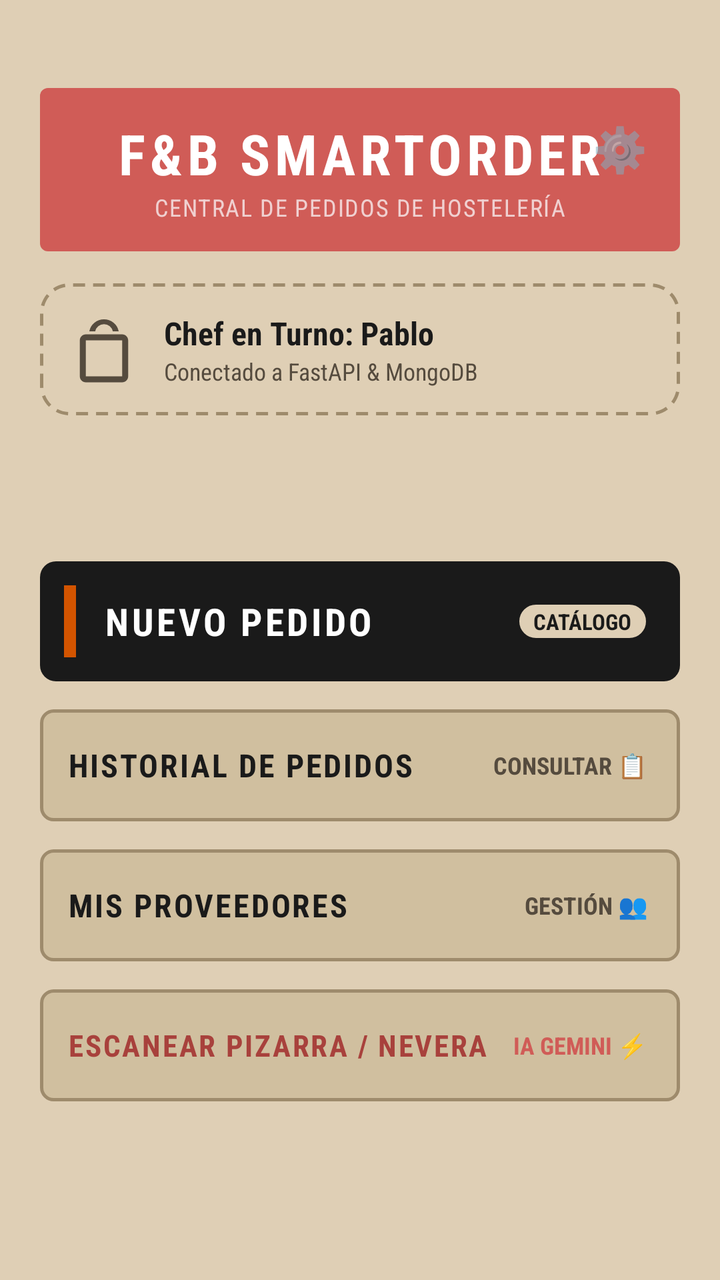
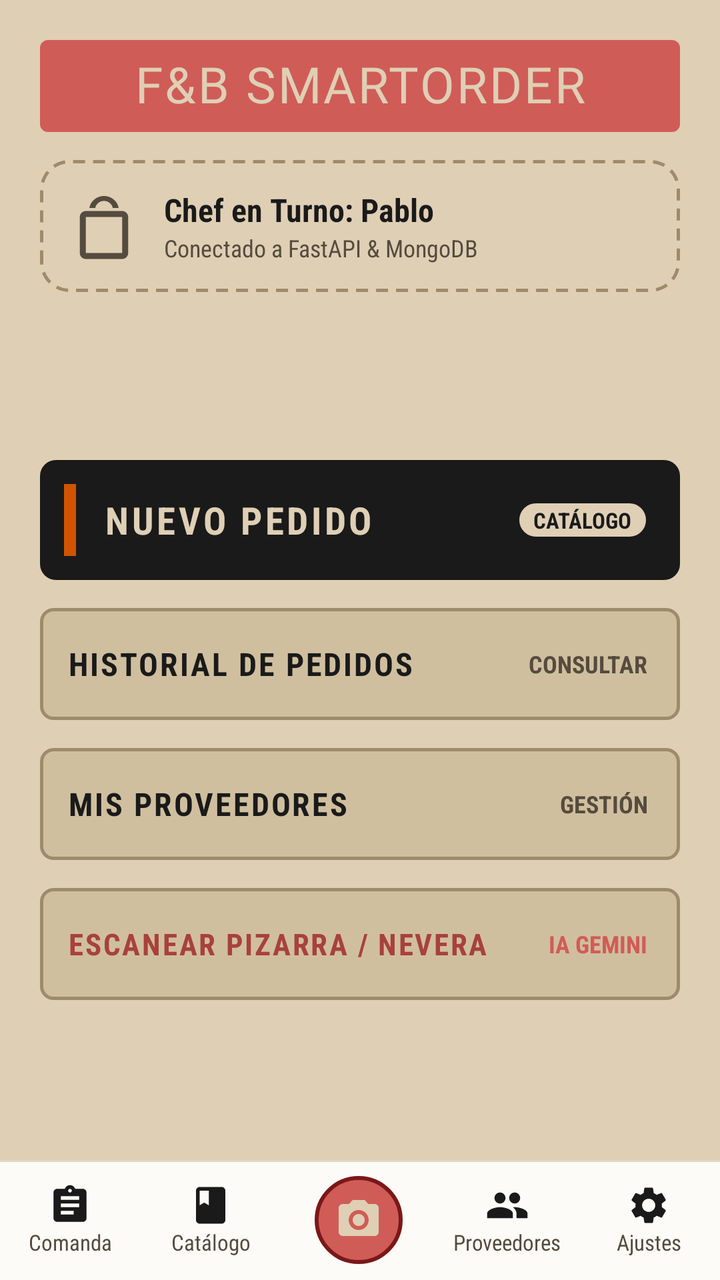

Screens rendered from an Android XML layout before and after an edit, with the pre-edit source and the edit as a unified diff.
<!-- AndroidManifest.xml: application theme Theme.FBSmartOrder -->
<!-- res/layout/activity_landing.xml -->
<?xml version="1.0" encoding="utf-8"?>
<androidx.constraintlayout.widget.ConstraintLayout xmlns:android="http://schemas.android.com/apk/res/android"
    xmlns:app="http://schemas.android.com/apk/res-auto"
    xmlns:tools="http://schemas.android.com/tools"
    android:id="@+id/landingRoot"
    android:layout_width="match_parent"
    android:layout_height="match_parent"
    android:background="@color/bg_paper"
    android:padding="20dp"
    tools:context=".LandingActivity">

    
    <FrameLayout
        android:id="@+id/layoutLandingHeaderContainer"
        android:layout_width="match_parent"
        android:layout_height="wrap_content"
        android:layout_marginTop="24dp"
        app:layout_constraintEnd_toEndOf="parent"
        app:layout_constraintStart_toStartOf="parent"
        app:layout_constraintTop_toTopOf="parent">

        <LinearLayout
            android:id="@+id/layoutLandingHeader"
            android:layout_width="match_parent"
            android:layout_height="wrap_content"
            android:background="@drawable/bg_stamp_header"
            android:gravity="center"
            android:orientation="vertical"
            android:paddingTop="14dp"
            android:paddingBottom="14dp">

            <TextView
                android:layout_width="wrap_content"
                android:layout_height="wrap_content"
                android:fontFamily="sans-serif-condensed"
                android:letterSpacing="0.08"
                android:text="@string/landing_title"
                android:textColor="@color/white"
                android:textSize="28sp"
                android:textStyle="bold" />

            <TextView
                android:layout_width="wrap_content"
                android:layout_height="wrap_content"
                android:fontFamily="sans-serif-condensed"
                android:letterSpacing="0.05"
                android:text="@string/landing_subtitle"
                android:textColor="#F0D0D0"
                android:textSize="12sp" />
        </LinearLayout>

        
        <TextView
            android:id="@+id/btnLandingSettings"
            android:layout_width="44dp"
            android:layout_height="44dp"
            android:layout_gravity="top|end"
            android:layout_marginTop="8dp"
            android:layout_marginEnd="8dp"
            android:background="?attr/selectableItemBackgroundBorderless"
            android:gravity="center"
            android:text="⚙️"
            android:textSize="22sp" />
    </FrameLayout>

    
    <LinearLayout
        android:id="@+id/layoutChefCard"
        android:layout_width="match_parent"
        android:layout_height="wrap_content"
        android:layout_marginTop="16dp"
        android:background="@drawable/bg_search_dashed"
        android:orientation="horizontal"
        android:padding="14dp"
        android:gravity="center_vertical"
        app:layout_constraintTop_toBottomOf="@id/layoutLandingHeaderContainer">

        <ImageView
            android:layout_width="36dp"
            android:layout_height="36dp"
            android:contentDescription="Chef Icon"
            android:src="@drawable/ic_food_generic" />

        <LinearLayout
            android:layout_width="0dp"
            android:layout_height="wrap_content"
            android:layout_marginStart="12dp"
            android:layout_weight="1"
            android:orientation="vertical">

            <TextView
                android:id="@+id/tvChefName"
                android:layout_width="wrap_content"
                android:layout_height="wrap_content"
                android:fontFamily="sans-serif-condensed"
                android:text="@string/chef_welcome"
                android:textColor="@color/text_primary"
                android:textSize="16sp"
                android:textStyle="bold" />

            <TextView
                android:id="@+id/tvServerStatus"
                android:layout_width="wrap_content"
                android:layout_height="wrap_content"
                android:fontFamily="sans-serif-condensed"
                android:text="Conectado a FastAPI &amp; MongoDB"
                android:textColor="@color/text_secondary"
                android:textSize="12sp" />
        </LinearLayout>
    </LinearLayout>

    
    <LinearLayout
        android:id="@+id/layoutMenuOptions"
        android:layout_width="match_parent"
        android:layout_height="0dp"
        android:layout_marginTop="20dp"
        android:layout_marginBottom="16dp"
        android:orientation="vertical"
        android:gravity="center"
        app:layout_constraintBottom_toBottomOf="parent"
        app:layout_constraintTop_toBottomOf="@id/layoutChefCard">

        
        <LinearLayout
            android:id="@+id/btnMenuNewOrder"
            android:layout_width="match_parent"
            android:layout_height="60dp"
            android:layout_marginBottom="14dp"
            android:background="@drawable/bg_btn_retro"
            android:gravity="center_vertical"
            android:orientation="horizontal"
            android:paddingStart="12dp"
            android:paddingEnd="16dp">

            <View
                android:layout_width="6dp"
                android:layout_height="36dp"
                android:background="@color/button_accent_orange" />

            <TextView
                android:layout_width="0dp"
                android:layout_height="wrap_content"
                android:layout_marginStart="14dp"
                android:layout_weight="1"
                android:fontFamily="sans-serif-condensed"
                android:letterSpacing="0.08"
                android:text="@string/btn_new_order"
                android:textColor="@color/white"
                android:textSize="19sp"
                android:textStyle="bold" />

            <TextView
                android:layout_width="wrap_content"
                android:layout_height="wrap_content"
                android:background="@drawable/bg_badge_ok"
                android:fontFamily="sans-serif-condensed"
                android:paddingStart="8dp"
                android:paddingTop="2dp"
                android:paddingEnd="8dp"
                android:paddingBottom="2dp"
                android:text="CATÁLOGO"
                android:textColor="@color/button_retro_bg"
                android:textSize="11sp"
                android:textStyle="bold" />
        </LinearLayout>

        
        <LinearLayout
            android:id="@+id/btnMenuHistory"
            android:layout_width="match_parent"
            android:layout_height="56dp"
            android:layout_marginBottom="14dp"
            android:background="@drawable/bg_btn_secondary_retro"
            android:gravity="center_vertical"
            android:orientation="horizontal"
            android:paddingStart="14dp"
            android:paddingEnd="16dp">

            <TextView
                android:layout_width="0dp"
                android:layout_height="wrap_content"
                android:layout_weight="1"
                android:fontFamily="sans-serif-condensed"
                android:letterSpacing="0.06"
                android:text="@string/btn_order_history"
                android:textColor="@color/text_primary"
                android:textSize="16sp"
                android:textStyle="bold" />

            <TextView
                android:layout_width="wrap_content"
                android:layout_height="wrap_content"
                android:fontFamily="sans-serif-condensed"
                android:text="CONSULTAR 📋"
                android:textColor="@color/text_secondary"
                android:textSize="12sp"
                android:textStyle="bold" />
        </LinearLayout>

        
        <LinearLayout
            android:id="@+id/btnMenuSuppliers"
            android:layout_width="match_parent"
            android:layout_height="56dp"
            android:layout_marginBottom="14dp"
            android:background="@drawable/bg_btn_secondary_retro"
            android:gravity="center_vertical"
            android:orientation="horizontal"
            android:paddingStart="14dp"
            android:paddingEnd="16dp">

            <TextView
                android:layout_width="0dp"
                android:layout_height="wrap_content"
                android:layout_weight="1"
                android:fontFamily="sans-serif-condensed"
                android:letterSpacing="0.06"
                android:text="@string/btn_suppliers"
                android:textColor="@color/text_primary"
                android:textSize="16sp"
                android:textStyle="bold" />

            <TextView
                android:layout_width="wrap_content"
                android:layout_height="wrap_content"
                android:fontFamily="sans-serif-condensed"
                android:text="GESTIÓN 👥"
                android:textColor="@color/text_secondary"
                android:textSize="12sp"
                android:textStyle="bold" />
        </LinearLayout>

        
        <LinearLayout
            android:id="@+id/btnMenuScanFridge"
            android:layout_width="match_parent"
            android:layout_height="56dp"
            android:background="@drawable/bg_btn_secondary_retro"
            android:gravity="center_vertical"
            android:orientation="horizontal"
            android:paddingStart="14dp"
            android:paddingEnd="16dp">

            <TextView
                android:layout_width="0dp"
                android:layout_height="wrap_content"
                android:layout_weight="1"
                android:fontFamily="sans-serif-condensed"
                android:letterSpacing="0.06"
                android:text="@string/btn_scan_fridge"
                android:textColor="@color/stamp_red_dark"
                android:textSize="15sp"
                android:textStyle="bold" />

            <TextView
                android:layout_width="wrap_content"
                android:layout_height="wrap_content"
                android:fontFamily="sans-serif-condensed"
                android:text="IA GEMINI ⚡"
                android:textColor="@color/stamp_red"
                android:textSize="12sp"
                android:textStyle="bold" />
        </LinearLayout>

    </LinearLayout>

</androidx.constraintlayout.widget.ConstraintLayout>
<!-- resources referenced by this layout -->
<resources>
  <color name="white">#FFFFFFFF</color>
  <string name="landing_subtitle">CENTRAL DE PEDIDOS DE HOSTELERÍA</string>
  <!-- unchanged entries left out for length: 22 -->
</resources>

<!-- the commit's change to res/layout/activity_landing.xml (unified diff, before → after) -->
@@ -6,7 +6,6 @@
     android:layout_width="match_parent"
     android:layout_height="match_parent"
     android:background="@color/bg_paper"
-    android:padding="20dp"
     tools:context=".LandingActivity">
 
     
@@ -14,7 +13,9 @@
         android:id="@+id/layoutLandingHeaderContainer"
         android:layout_width="match_parent"
         android:layout_height="wrap_content"
-        android:layout_marginTop="24dp"
+        android:layout_marginStart="20dp"
+        android:layout_marginTop="20dp"
+        android:layout_marginEnd="20dp"
         app:layout_constraintEnd_toEndOf="parent"
         app:layout_constraintStart_toStartOf="parent"
         app:layout_constraintTop_toTopOf="parent">
@@ -22,45 +23,32 @@
         <LinearLayout
             android:id="@+id/layoutLandingHeader"
             android:layout_width="match_parent"
-            android:layout_height="wrap_content"
+            android:layout_height="46dp"
             android:background="@drawable/bg_stamp_header"
             android:gravity="center"
-            android:orientation="vertical"
-            android:paddingTop="14dp"
-            android:paddingBottom="14dp">
-
-            <TextView
-                android:layout_width="wrap_content"
-                android:layout_height="wrap_content"
-                android:fontFamily="sans-serif-condensed"
-                android:letterSpacing="0.08"
+            android:paddingStart="44dp"
+            android:paddingEnd="44dp">
+
+            <TextView
+                android:layout_width="match_parent"
+                android:layout_height="match_parent"
+                android:gravity="center"
+                android:fontFamily="@font/retro_condensed_italic"
+                app:fontFamily="@font/retro_condensed_italic"
+                android:includeFontPadding="false"
+                android:letterSpacing="0.04"
                 android:text="@string/landing_title"
-                android:textColor="@color/white"
-                android:textSize="28sp"
-                android:textStyle="bold" />
-
-            <TextView
-                android:layout_width="wrap_content"
-                android:layout_height="wrap_content"
-                android:fontFamily="sans-serif-condensed"
-                android:letterSpacing="0.05"
-                android:text="@string/landing_subtitle"
-                android:textColor="#F0D0D0"
-                android:textSize="12sp" />
-        </LinearLayout>
-
-        
-        <TextView
-            android:id="@+id/btnLandingSettings"
-            android:layout_width="44dp"
-            android:layout_height="44dp"
-            android:layout_gravity="top|end"
-            android:layout_marginTop="8dp"
-            android:layout_marginEnd="8dp"
-            android:background="?attr/selectableItemBackgroundBorderless"
-            android:gravity="center"
-            android:text="⚙️"
-            android:textSize="22sp" />
+                android:textColor="@color/bg_paper"
+                android:textSize="40sp"
+                android:autoSizeTextType="uniform"
+                app:autoSizeTextType="uniform"
+                android:autoSizeMinTextSize="24sp"
+                app:autoSizeMinTextSize="24sp"
+                android:autoSizeMaxTextSize="44sp"
+                app:autoSizeMaxTextSize="44sp"
+                android:autoSizeStepGranularity="1sp"
+                app:autoSizeStepGranularity="1sp" />
+        </LinearLayout>
     </FrameLayout>
 
     
@@ -68,7 +56,9 @@
         android:id="@+id/layoutChefCard"
         android:layout_width="match_parent"
         android:layout_height="wrap_content"
-        android:layout_marginTop="16dp"
+        android:layout_marginStart="20dp"
+        android:layout_marginTop="14dp"
+        android:layout_marginEnd="20dp"
         android:background="@drawable/bg_search_dashed"
         android:orientation="horizontal"
         android:padding="14dp"
@@ -114,11 +104,13 @@
         android:id="@+id/layoutMenuOptions"
         android:layout_width="match_parent"
         android:layout_height="0dp"
-        android:layout_marginTop="20dp"
-        android:layout_marginBottom="16dp"
+        android:layout_marginStart="20dp"
+        android:layout_marginTop="16dp"
+        android:layout_marginEnd="20dp"
+        android:layout_marginBottom="12dp"
         android:orientation="vertical"
         android:gravity="center"
-        app:layout_constraintBottom_toBottomOf="parent"
+        app:layout_constraintBottom_toTopOf="@id/bottomNavigation"
         app:layout_constraintTop_toBottomOf="@id/layoutChefCard">
 
         
@@ -146,7 +138,7 @@
                 android:fontFamily="sans-serif-condensed"
                 android:letterSpacing="0.08"
                 android:text="@string/btn_new_order"
-                android:textColor="@color/white"
+                android:textColor="@color/bg_paper"
                 android:textSize="19sp"
                 android:textStyle="bold" />
 
@@ -192,7 +184,7 @@
                 android:layout_width="wrap_content"
                 android:layout_height="wrap_content"
                 android:fontFamily="sans-serif-condensed"
-                android:text="CONSULTAR 📋"
+                android:text="CONSULTAR"
                 android:textColor="@color/text_secondary"
                 android:textSize="12sp"
                 android:textStyle="bold" />
@@ -225,7 +217,7 @@
                 android:layout_width="wrap_content"
                 android:layout_height="wrap_content"
                 android:fontFamily="sans-serif-condensed"
-                android:text="GESTIÓN 👥"
+                android:text="GESTIÓN"
                 android:textColor="@color/text_secondary"
                 android:textSize="12sp"
                 android:textStyle="bold" />
@@ -257,7 +249,7 @@
                 android:layout_width="wrap_content"
                 android:layout_height="wrap_content"
                 android:fontFamily="sans-serif-condensed"
-                android:text="IA GEMINI ⚡"
+                android:text="IA GEMINI"
                 android:textColor="@color/stamp_red"
                 android:textSize="12sp"
                 android:textStyle="bold" />
@@ -265,4 +257,145 @@
 
     </LinearLayout>
 
+    
+    <LinearLayout
+        android:id="@+id/bottomNavigation"
+        android:layout_width="0dp"
+        android:layout_height="60dp"
+        android:background="@drawable/bg_bottom_bar"
+        android:gravity="center_vertical"
+        android:orientation="horizontal"
+        app:layout_constraintBottom_toBottomOf="parent"
+        app:layout_constraintEnd_toEndOf="parent"
+        app:layout_constraintStart_toStartOf="parent">
+
+        
+        <LinearLayout
+            android:id="@+id/navItemOrder"
+            android:layout_width="0dp"
+            android:layout_height="match_parent"
+            android:layout_weight="1"
+            android:background="?attr/selectableItemBackground"
+            android:gravity="center"
+            android:orientation="vertical">
+
+            <ImageView
+                android:id="@+id/ivNavOrderIcon"
+                android:layout_width="22dp"
+                android:layout_height="22dp"
+                android:src="@drawable/ic_nav_order" />
+
+            <TextView
+                android:id="@+id/tvNavOrderLabel"
+                android:layout_width="wrap_content"
+                android:layout_height="wrap_content"
+                android:fontFamily="sans-serif-condensed"
+                android:text="Comanda"
+                android:textColor="@color/text_secondary"
+                android:textSize="11sp" />
+        </LinearLayout>
+
+        
+        <LinearLayout
+            android:id="@+id/navItemCatalog"
+            android:layout_width="0dp"
+            android:layout_height="match_parent"
+            android:layout_weight="1"
+            android:background="?attr/selectableItemBackground"
+            android:gravity="center"
+            android:orientation="vertical">
+
+            <ImageView
+                android:id="@+id/ivNavCatalogIcon"
+                android:layout_width="22dp"
+                android:layout_height="22dp"
+                android:src="@drawable/ic_nav_catalog" />
+
+            <TextView
+                android:id="@+id/tvNavCatalogLabel"
+                android:layout_width="wrap_content"
+                android:layout_height="wrap_content"
+                android:fontFamily="sans-serif-condensed"
+                android:text="Catálogo"
+                android:textColor="@color/text_secondary"
+                android:textSize="11sp" />
+        </LinearLayout>
+
+        
+        <LinearLayout
+            android:id="@+id/navItemCamera"
+            android:layout_width="0dp"
+            android:layout_height="match_parent"
+            android:layout_weight="1.1"
+            android:gravity="center"
+            android:orientation="vertical">
+
+            <FrameLayout
+                android:layout_width="44dp"
+                android:layout_height="44dp"
+                android:background="@drawable/bg_camera_fab"
+                android:gravity="center">
+
+                <ImageView
+                    android:layout_width="24dp"
+                    android:layout_height="24dp"
+                    android:layout_gravity="center"
+                    android:src="@drawable/ic_nav_camera" />
+            </FrameLayout>
+        </LinearLayout>
+
+        
+        <LinearLayout
+            android:id="@+id/navItemSuppliers"
+            android:layout_width="0dp"
+            android:layout_height="match_parent"
+            android:layout_weight="1"
+            android:background="?attr/selectableItemBackground"
+            android:gravity="center"
+            android:orientation="vertical">
+
+            <ImageView
+                android:id="@+id/ivNavSuppliersIcon"
+                android:layout_width="22dp"
+                android:layout_height="22dp"
+                android:src="@drawable/ic_nav_suppliers" />
+
+            <TextView
+                android:id="@+id/tvNavSuppliersLabel"
+                android:layout_width="wrap_content"
+                android:layout_height="wrap_content"
+                android:fontFamily="sans-serif-condensed"
+                android:text="Proveedores"
+                android:textColor="@color/text_secondary"
+                android:textSize="11sp" />
+        </LinearLayout>
+
+        
+        <LinearLayout
+            android:id="@+id/navItemSettings"
+            android:layout_width="0dp"
+            android:layout_height="match_parent"
+            android:layout_weight="1"
+            android:background="?attr/selectableItemBackground"
+            android:gravity="center"
+            android:orientation="vertical">
+
+            <ImageView
+                android:id="@+id/ivNavSettingsIcon"
+                android:layout_width="22dp"
+                android:layout_height="22dp"
+                android:src="@drawable/ic_nav_settings" />
+
+            <TextView
+                android:id="@+id/tvNavSettingsLabel"
+                android:layout_width="wrap_content"
+                android:layout_height="wrap_content"
+                android:fontFamily="sans-serif-condensed"
+                android:text="Ajustes"
+                android:textColor="@color/text_secondary"
+                android:textSize="11sp" />
+        </LinearLayout>
+
+    </LinearLayout>
+
 </androidx.constraintlayout.widget.ConstraintLayout>
<!-- resource entries referenced after the edit -->
@@ -1,7 +1,78 @@
 <!-- resources referenced by this layout -->
 <resources>
-  <color name="white">#FFFFFFFF</color>
-  <string name="landing_subtitle">CENTRAL DE PEDIDOS DE HOSTELERÍA</string>
+  <!-- drawable bg_bottom_bar (drawable) -->
+  <?xml version="1.0" encoding="utf-8"?>
+  <layer-list xmlns:android="http://schemas.android.com/apk/res/android">
+      <item>
+          <shape android:shape="rectangle">
+              <solid android:color="#E0D7C6" />
+          </shape>
+      </item>
+      <item android:top="1dp">
+          <shape android:shape="rectangle">
+              <solid android:color="#FDFBF7" />
+          </shape>
+      </item>
+  </layer-list>
+  <!-- drawable bg_camera_fab (drawable) -->
+  <?xml version="1.0" encoding="utf-8"?>
+  <shape xmlns:android="http://schemas.android.com/apk/res/android"
+      android:shape="oval">
+      <solid android:color="@color/stamp_red" />
+      <stroke
+          android:width="2dp"
+          android:color="#7A1818" />
+  </shape>
+  <!-- drawable ic_nav_camera (drawable) -->
+  <vector xmlns:android="http://schemas.android.com/apk/res/android"
+      android:width="28dp"
+      android:height="28dp"
+      android:viewportWidth="24"
+      android:viewportHeight="24">
+    <path
+        android:fillColor="@color/bg_paper"
+        android:pathData="M9,2L7.17,4H4c-1.1,0 -2,0.9 -2,2v12c0,1.1 0.9,2 2,2h16c1.1,0 2,-0.9 2,-2V6c0,-1.1 -0.9,-2 -2,-2h-3.17L15,2H9zm3,15c-2.76,0 -5,-2.24 -5,-5s2.24,-5 5,-5 5,2.24 5,5 -2.24,5 -5,5zm0,-8c-1.66,0 -3,1.34 -3,3s1.34,3 3,3 3,-1.34 3,-3 -1.34,-3 -3,-3z"/>
+  </vector>
+  <!-- drawable ic_nav_catalog (drawable) -->
+  <vector xmlns:android="http://schemas.android.com/apk/res/android"
+      android:width="24dp"
+      android:height="24dp"
+      android:viewportWidth="24"
+      android:viewportHeight="24">
+    <path
+        android:fillColor="@color/text_primary"
+        android:pathData="M18,2H6c-1.1,0 -2,0.9 -2,2v16c0,1.1 0.9,2 2,2h12c1.1,0 2,-0.9 2,-2V4c0,-1.1 -0.9,-2 -2,-2zM6,4h5v8l-2.5,-1.5L6,12V4z"/>
+  </vector>
+  <!-- drawable ic_nav_order (drawable) -->
+  <vector xmlns:android="http://schemas.android.com/apk/res/android"
+      android:width="24dp"
+      android:height="24dp"
+      android:viewportWidth="24"
+      android:viewportHeight="24">
+    <path
+        android:fillColor="@color/text_primary"
+        android:pathData="M19,3h-4.18C14.4,1.84 13.3,1 12,1c-1.3,0 -2.4,0.84 -2.82,2H5c-1.1,0 -2,0.9 -2,2v14c0,1.1 0.9,2 2,2h14c1.1,0 2,-0.9 2,-2V5c0,-1.1 -0.9,-2 -2,-2zM12,3c0.55,0 1,0.45 1,1s-0.45,1 -1,1 -1,-0.45 -1,-1 0.45,-1 1,-1zM14,17H7v-2h7v2zm3,-4H7v-2h10v2zm0,-4H7V7h10v2z"/>
+  </vector>
+  <!-- drawable ic_nav_settings (drawable) -->
+  <vector xmlns:android="http://schemas.android.com/apk/res/android"
+      android:width="24dp"
+      android:height="24dp"
+      android:viewportWidth="24"
+      android:viewportHeight="24">
+      <path
+          android:fillColor="@color/text_primary"
+          android:pathData="M19.14,12.94c0.04,-0.3 0.06,-0.61 0.06,-0.94 0,-0.32 -0.02,-0.64 -0.07,-0.94l2.03,-1.58c0.18,-0.14 0.23,-0.41 0.12,-0.61l-1.92,-3.32c-0.12,-0.22 -0.37,-0.29 -0.59,-0.22l-2.39,0.96c-0.5,-0.38 -1.03,-0.7 -1.62,-0.94L14.4,2.81c-0.04,-0.24 -0.24,-0.41 -0.48,-0.41h-3.84c-0.24,0 -0.43,0.17 -0.47,0.41L9.25,5.35C8.66,5.59 8.12,5.92 7.63,6.29L5.24,5.33c-0.22,-0.08 -0.47,0 -0.59,0.22L2.74,8.87c-0.12,0.21 -0.08,0.47 0.12,0.61l2.03,1.58c-0.05,0.3 -0.09,0.63 -0.09,0.94s0.02,0.64 0.07,0.94l-2.03,1.58c-0.18,0.14 -0.23,0.41 -0.12,0.61l1.92,3.32c0.12,0.22 0.37,0.29 0.59,0.22l2.39,-0.96c0.5,0.38 1.03,0.7 1.62,0.94l0.36,2.54c0.05,0.24 0.24,0.41 0.48,0.41h3.84c0.24,0 0.44,-0.17 0.47,-0.41l0.36,-2.54c0.59,-0.24 1.13,-0.56 1.62,-0.94l2.39,0.96c0.22,0.08 0.47,0 0.59,-0.22l1.92,-3.32c0.12,-0.22 0.07,-0.47 -0.12,-0.61l-2.01,-1.58zM12,15.6c-1.98,0 -3.6,-1.62 -3.6,-3.6s1.62,-3.6 3.6,-3.6 3.6,1.62 3.6,3.6 -1.62,3.6 -3.6,3.6z" />
+  </vector>
+  <!-- drawable ic_nav_suppliers (drawable) -->
+  <vector xmlns:android="http://schemas.android.com/apk/res/android"
+      android:width="24dp"
+      android:height="24dp"
+      android:viewportWidth="24"
+      android:viewportHeight="24">
+    <path
+        android:fillColor="@color/text_primary"
+        android:pathData="M16,11c1.66,0 2.99,-1.34 2.99,-3S17.66,5 16,5c-1.66,0 -3,1.34 -3,3s1.34,3 3,3zm-8,0c1.66,0 2.99,-1.34 2.99,-3S9.66,5 8,5C6.34,5 5,6.34 5,8s1.34,3 3,3zm0,2c-2.33,0 -7,1.17 -7,3.5V19h14v-2.5c0,-2.33 -4.67,-3.5 -7,-3.5zm8,0c-0.29,0 -0.62,0.02 -0.97,0.05 1.16,0.84 1.97,1.97 1.97,3.45V19h6v-2.5c0,-2.33 -4.67,-3.5 -7,-3.5z"/>
+  </vector>
   <!-- unchanged entries left out for length: 22 -->
 </resources>
 
